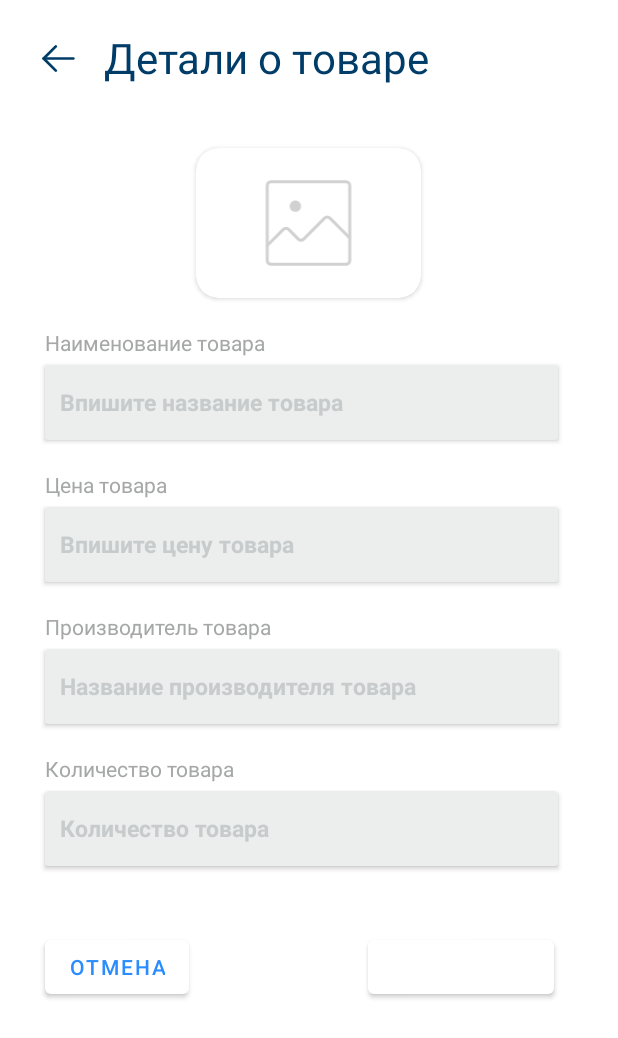
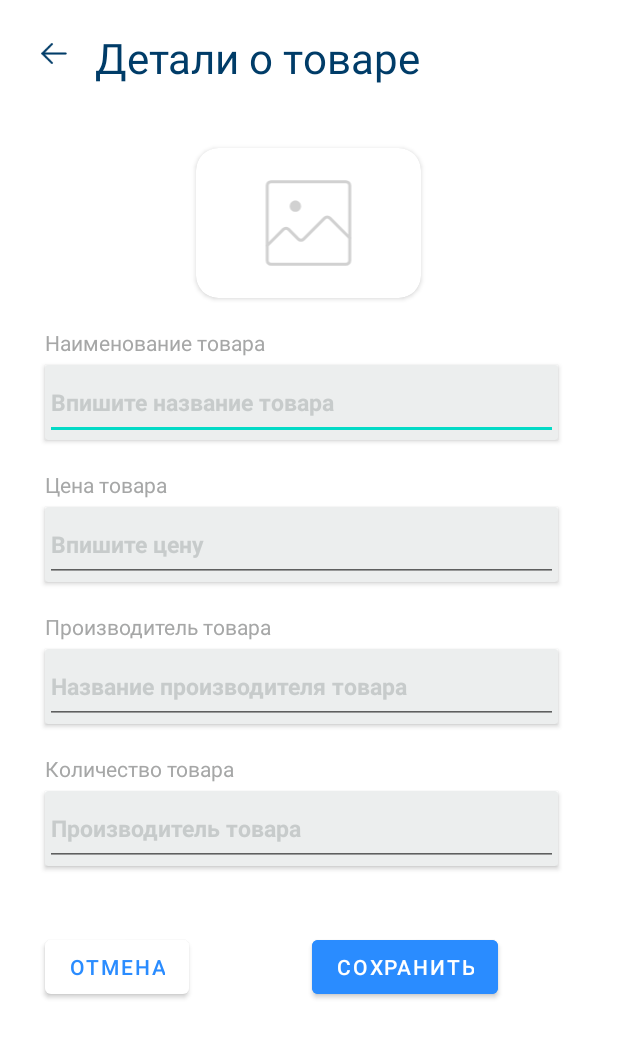
Before and after one commit to rybakova-auca-2021/Neobis_Android_Inventory_Room, an Android app: the fragment DetailOfProductFragment shown on its own in the app's theme, on a phone screen of 412 x 824 dp. Shown: the top 1038 px of the screen. Run offline under Robolectric (Android 15) with nearby library versions, the phone set to English and light mode, and no system bars.

```diff
--- a/app/src/main/res/layout/fragment_detail_of_product.xml
+++ b/app/src/main/res/layout/fragment_detail_of_product.xml
@@ -29,8 +29,8 @@
 
         <ImageView
             android:id="@+id/imageView2"
-            android:layout_width="30dp"
-            android:layout_height="30dp"
+            android:layout_width="24dp"
+            android:layout_height="23dp"
             android:layout_marginStart="24dp"
             android:layout_marginTop="24dp"
             android:src="@drawable/arrowleft"
@@ -87,17 +87,14 @@
         app:layout_constraintTop_toBottomOf="@+id/name"
         tools:cardCornerRadius="30dp">
 
-        <TextView
-            android:layout_width="wrap_content"
-            android:layout_height="wrap_content"
-            android:layout_gravity="center_vertical"
-            android:padding="10dp"
-            android:text="Впишите название товара"
-            android:textColor="#C7CBCB"
+        <com.google.android.material.textfield.TextInputEditText
+            android:id="@+id/inputName"
+            android:layout_width="match_parent"
+            android:layout_height="match_parent"
+            android:hint="Впишите название товара"
+            android:textColorHint="#C7CBCB"
             android:textSize="15sp"
-            android:textStyle="bold"
-            tools:layout_editor_absoluteX="-13dp"
-            tools:layout_editor_absoluteY="295dp" />
+            android:textStyle="bold" />
 
     </androidx.cardview.widget.CardView>
 
@@ -125,17 +122,15 @@
         app:layout_constraintTop_toBottomOf="@+id/price"
         tools:cardCornerRadius="30dp">
 
-        <TextView
-            android:layout_width="wrap_content"
-            android:layout_height="wrap_content"
-            android:layout_gravity="center_vertical"
-            android:padding="10dp"
-            android:text="Впишите цену товара"
-            android:textColor="#C7CBCB"
+        <com.google.android.material.textfield.TextInputEditText
+            android:id="@+id/inputPrice"
+            android:layout_width="match_parent"
+            android:layout_height="match_parent"
+            android:hint="Впишите цену"
+            android:textColorHint="#C7CBCB"
             android:textSize="15sp"
             android:textStyle="bold"
-            tools:layout_editor_absoluteX="-13dp"
-            tools:layout_editor_absoluteY="295dp" />
+            tools:ignore="SpeakableTextPresentCheck" />
 
     </androidx.cardview.widget.CardView>
 
@@ -163,17 +158,15 @@
         app:layout_constraintTop_toBottomOf="@+id/manufacturer"
         tools:cardCornerRadius="30dp">
 
-        <TextView
-            android:layout_width="wrap_content"
-            android:layout_height="wrap_content"
-            android:layout_gravity="center_vertical"
-            android:padding="10dp"
-            android:text="Название производителя товара"
-            android:textColor="#C7CBCB"
+        <com.google.android.material.textfield.TextInputEditText
+            android:id="@+id/inputManufacturer"
+            android:layout_width="match_parent"
+            android:layout_height="match_parent"
+            android:hint="Название производителя товара"
+            android:textColorHint="#C7CBCB"
             android:textSize="15sp"
             android:textStyle="bold"
-            tools:layout_editor_absoluteX="-13dp"
-            tools:layout_editor_absoluteY="295dp" />
+            tools:ignore="SpeakableTextPresentCheck" />
 
     </androidx.cardview.widget.CardView>
 
@@ -201,22 +194,20 @@
         app:layout_constraintTop_toBottomOf="@+id/quantity"
         tools:cardCornerRadius="30dp">
 
-        <TextView
-            android:layout_width="wrap_content"
-            android:layout_height="wrap_content"
-            android:layout_gravity="center_vertical"
-            android:padding="10dp"
-            android:text="Количество товара"
-            android:textColor="#C7CBCB"
+        <com.google.android.material.textfield.TextInputEditText
+            android:id="@+id/inputQuantity"
+            android:layout_width="match_parent"
+            android:layout_height="match_parent"
+            android:hint="Производитель товара"
+            android:textColorHint="#C7CBCB"
             android:textSize="15sp"
             android:textStyle="bold"
-            tools:layout_editor_absoluteX="-13dp"
-            tools:layout_editor_absoluteY="295dp" />
+            tools:ignore="SpeakableTextPresentCheck" />
 
     </androidx.cardview.widget.CardView>
 
     <Button
-        android:id="@+id/button"
+        android:id="@+id/buttonCancel"
         android:layout_width="wrap_content"
         android:layout_height="wrap_content"
         android:layout_marginStart="30dp"
@@ -231,10 +222,13 @@
         android:layout_width="wrap_content"
         android:layout_height="wrap_content"
         android:layout_marginStart="116dp"
+        android:layout_marginEnd="40dp"
         android:text="Сохранить"
         android:textColor="@color/white"
         app:layout_constraintEnd_toEndOf="@+id/quantityOfProduct"
-        app:layout_constraintStart_toEndOf="@+id/button"
-        app:layout_constraintTop_toTopOf="@+id/button"
-        tools:backgroundTint="#2A8CFF" />
+        app:layout_constraintHorizontal_bias="1.0"
+        app:layout_constraintStart_toEndOf="@+id/buttonCancel"
+        app:layout_constraintTop_toTopOf="@+id/buttonCancel"
+        android:backgroundTint="#2A8CFF"
+        tools:ignore="TextContrastCheck" />
 </androidx.constraintlayout.widget.ConstraintLayout>
```
Also changed, not shown: app/src/main/java/com/example/inventory/adapter/RecyclerViewAdapter.kt (+3 -5 lines), app/src/main/java/com/example/inventory/fragments/AddProductFragment.kt (+4 -5 lines), app/src/main/java/com/example/inventory/fragments/DetailFragment.kt (+57 -13 lines), app/src/main/java/com/example/inventory/fragments/MainFragment.kt (+5 -2 lines), app/src/main/java/com/example/inventory/model/Product.kt (+4 -4 lines), app/src/main/res/layout/card.xml (+9 -7 lines).
